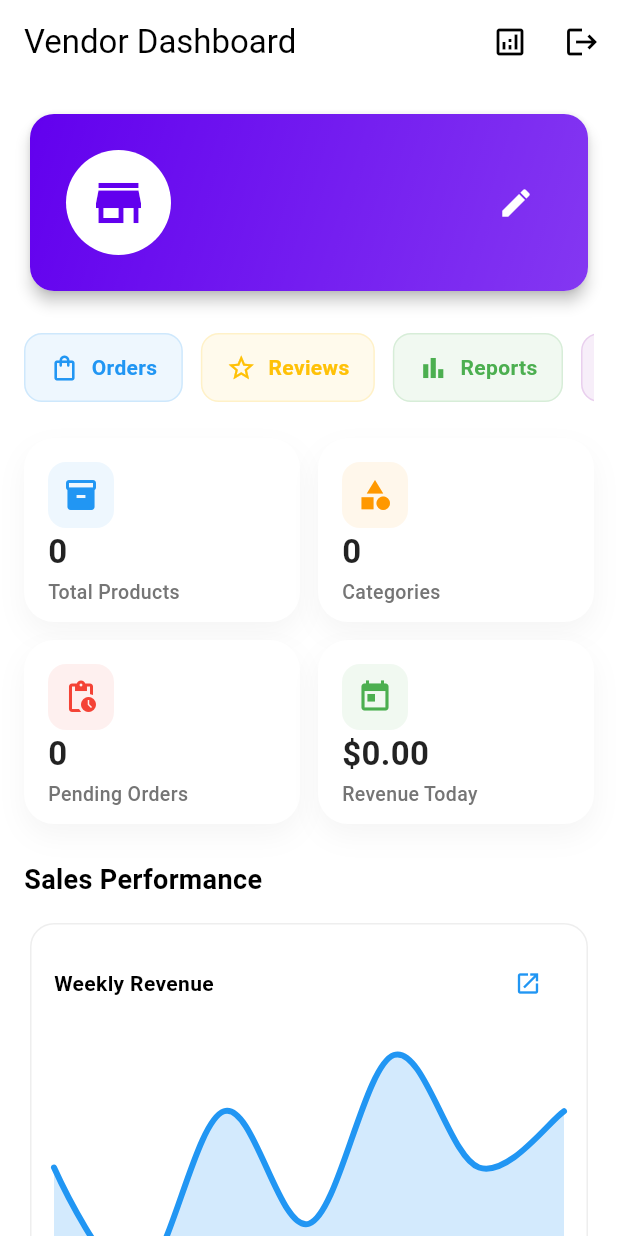
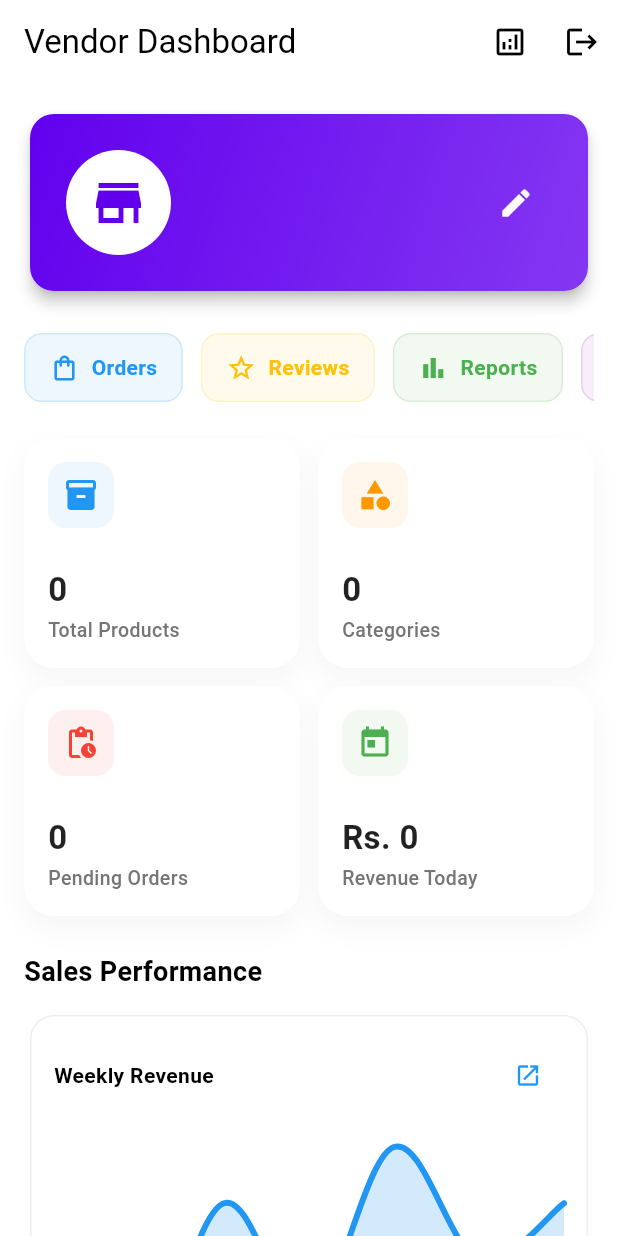
Before and after one commit to HusnainMajid/zen-mart-pro, a Flutter app: the VendorDashboard screen opened by its route, on a phone screen of 412 x 824 dp. Run offline on Flutter 3.47's test engine with Material 3 defaults, Android fonts, the phone set to English and light mode, and no system bars; drawn by our look-alikes of fl_chart; our stand-ins replace cloud_firestore, connectivity_plus, firebase_auth, firebase_core, flutter_spinkit, go_router and 3 more; accounts and stored records are empty.

Commit message:
Changing the Current to PKR

```diff
--- a/lib/screens/admin/analytics_screen.dart
+++ b/lib/screens/admin/analytics_screen.dart
@@ -84,7 +84,11 @@ class _AnalyticsScreenState extends State<AnalyticsScreen> {
   }
 
   Widget _buildTopCards(AnalyticsModel analytics) {
-    final currencyFormat = NumberFormat.currency(symbol: r'$', decimalDigits: 2);
+    final currencyFormat = NumberFormat.currency(
+      locale: 'en_PK',
+      symbol: 'Rs. ',
+      decimalDigits: 0,
+    );
 
     return LayoutBuilder(
       builder: (context, constraints) {
--- a/lib/screens/customer/cart_screen.dart
+++ b/lib/screens/customer/cart_screen.dart
@@ -54,7 +54,10 @@ class CartScreen extends StatelessWidget {
           return Column(
             children: [
               Expanded(
+                child: SingleChildScrollView( // Add scroll for small screens
                   child: ListView.builder(
+                    shrinkWrap: true, // Needed when inside SingleChildScrollView
+                    physics: const NeverScrollableScrollPhysics(), // Needed when inside SingleChildScrollView
                     padding: const EdgeInsets.all(16),
                     itemCount: cartProvider.items.length,
                     itemBuilder: (context, index) {
@@ -112,6 +115,7 @@ class CartScreen extends StatelessWidget {
                         ),
                       );
                     },
+                  ),
                 ),
               ),
               _buildPriceBreakdown(context, cartProvider),
--- a/lib/screens/rider/rider_dashboard.dart
+++ b/lib/screens/rider/rider_dashboard.dart
@@ -3,6 +3,7 @@ import 'package:provider/provider.dart';
 import '../../providers/auth_provider.dart';
 import '../../providers/rider_order_provider.dart';
 import '../../utils/snackbar_helper.dart';
+import '../../utils/currency_formatter.dart';
 
 class RiderDashboard extends StatefulWidget {
   const RiderDashboard({super.key});
@@ -193,7 +194,7 @@ class _RiderDashboardState extends State<RiderDashboard> {
           children: [
             _buildStatCard(context, 'Active Orders', provider.activeDeliveriesCount.toString(), Icons.shopping_basket_outlined, Colors.orange),
             _buildStatCard(context, 'Delivered', provider.completedDeliveriesCount.toString(), Icons.task_alt, Colors.green),
-            _buildStatCard(context, 'Earnings', '\$${provider.totalEarnings.toStringAsFixed(2)}', Icons.account_balance_wallet_outlined, Colors.blue),
+            _buildStatCard(context, 'Earnings', CurrencyFormatter.format(provider.totalEarnings), Icons.account_balance_wallet_outlined, Colors.blue),
             _buildStatCard(context, 'Rating', '4.8', Icons.stars_outlined, Colors.purple),
           ],
         );
--- a/lib/screens/vendor/vendor_dashboard.dart
+++ b/lib/screens/vendor/vendor_dashboard.dart
@@ -12,6 +12,7 @@ import '../../shared/widgets/error_widget.dart';
 import '../../shared/widgets/empty_state_widget.dart';
 import '../../core/routes/routes.dart';
 import 'package:intl/intl.dart';
+import '../../utils/currency_formatter.dart';
 
 class VendorDashboard extends StatefulWidget {
   const VendorDashboard({super.key});
@@ -247,43 +248,25 @@ class _VendorDashboardState extends State<VendorDashboard> {
     final stats = provider.stats;
     if (stats == null) return const SizedBox.shrink();
 
-    return GridView.count(
+    return GridView.builder(
       shrinkWrap: true,
       physics: const NeverScrollableScrollPhysics(),
-      crossAxisCount: isTablet ? 4 : 2,
-      crossAxisSpacing: 12,
-      mainAxisSpacing: 12,
-      childAspectRatio: 1.5,
-      children: [
-        _buildStatCard(
-          'Total Products',
-          stats.totalProducts.toString(),
-          Icons.inventory_2,
-          Colors.blue,
-          onTap: () => context.push(Routes.vendorProducts),
-        ),
-        _buildStatCard(
-          'Categories',
-          stats.totalCategories.toString(),
-          Icons.category,
-          Colors.orange,
-          onTap: () => context.push(Routes.vendorCategories),
-        ),
-        _buildStatCard(
-          'Pending Orders',
-          stats.pendingOrders.toString(),
-          Icons.pending_actions,
-          Colors.red,
-          onTap: () => context.push(Routes.vendorOrders),
-        ),
-        _buildStatCard(
-          'Revenue Today',
-          '\$${stats.revenueToday.toStringAsFixed(2)}',
-          Icons.today,
-          Colors.green,
-          onTap: () => context.push(Routes.vendorReports),
-        ),
-      ],
+      gridDelegate: SliverGridDelegateWithFixedCrossAxisCount(
+        crossAxisCount: isTablet ? 4 : 2,
+        crossAxisSpacing: 12,
+        mainAxisSpacing: 12,
+        childAspectRatio: 1.2, // Adjusted for better text fitting
+      ),
+      itemCount: 4,
+      itemBuilder: (context, index) {
+        final items = [
+          _buildStatCard('Total Products', stats.totalProducts.toString(), Icons.inventory_2, Colors.blue, onTap: () => context.push(Routes.vendorProducts)),
+          _buildStatCard('Categories', stats.totalCategories.toString(), Icons.category, Colors.orange, onTap: () => context.push(Routes.vendorCategories)),
+          _buildStatCard('Pending Orders', stats.pendingOrders.toString(), Icons.pending_actions, Colors.red, onTap: () => context.push(Routes.vendorOrders)),
+          _buildStatCard('Revenue Today', CurrencyFormatter.format(stats.revenueToday), Icons.today, Colors.green, onTap: () => context.push(Routes.vendorReports)),
+        ];
+        return items[index];
+      },
     );
   }
 
@@ -544,7 +527,7 @@ class _VendorDashboardState extends State<VendorDashboard> {
                     crossAxisAlignment: CrossAxisAlignment.end,
                     children: [
                       Text(
-                        '\$${order.total.toStringAsFixed(2)}',
+                        CurrencyFormatter.format(order.total),
                         style: const TextStyle(fontWeight: FontWeight.bold, color: Colors.blue),
                       ),
                       Text(
--- a/lib/utils/currency_formatter.dart
+++ b/lib/utils/currency_formatter.dart
@@ -2,6 +2,11 @@ import 'package:intl/intl.dart';
 
 class CurrencyFormatter {
   static String format(double amount) {
-    return NumberFormat.currency(symbol: '\$', decimalDigits: 2).format(amount);
+    // Using en_PK locale and 'Rs. ' symbol, with 0 decimal places
+    return NumberFormat.currency(
+      locale: 'en_PK',
+      symbol: 'Rs. ',
+      decimalDigits: 0,
+    ).format(amount);
   }
 }
```
Also changed, not shown: lib/core/theme/app_theme.dart (added, +33 -0 lines), lib/screens/admin/admin_dashboard.dart (+22 -12 lines), lib/screens/admin/all_shops_screen.dart (+5 -2 lines), lib/screens/customer/checkout_screen.dart (+7 -3 lines), lib/screens/customer/wishlist_screen.dart (+4 -3 lines), 2 other files. Lines whose indentation alone changed are shown as unchanged.
